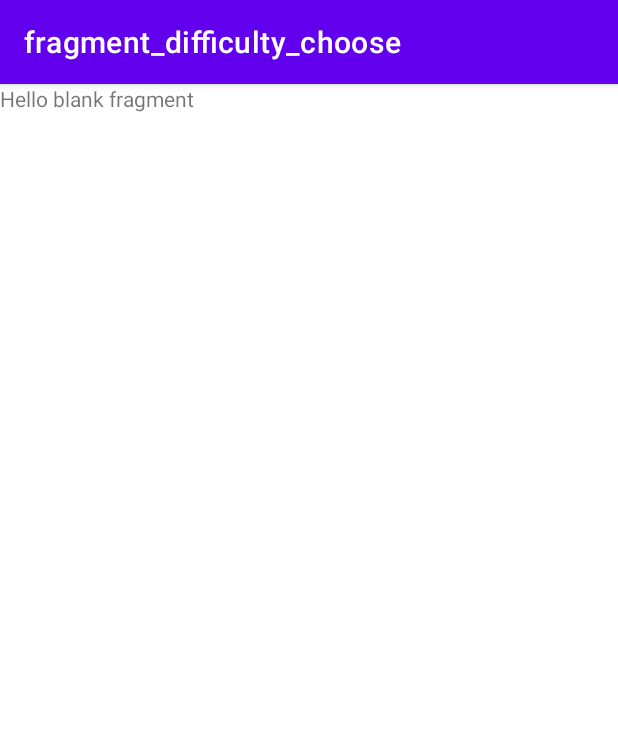
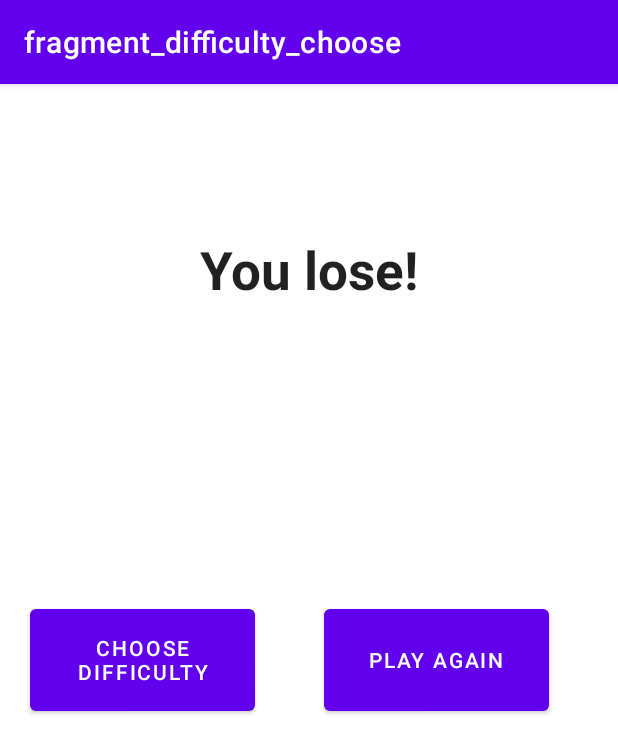
Before and after one commit to makelick/PALabs, an Android app: the fragment EndgameFragment placed in its activity, on a phone screen of 412 x 824 dp. Shown: the top 754 px of the screen. Run offline under Robolectric (Android 15) with nearby library versions, the phone set to English and light mode, and no system bars; our stand-ins replace navigation-ui; 1 statement that could not run was skipped.

Commit message:
movement for fox and implementation of navigation

```diff
--- a/lab6/app/src/main/java/com/example/lab6/ChessSquare.kt
+++ b/lab6/app/src/main/java/com/example/lab6/ChessSquare.kt
@@ -23,13 +23,11 @@ class ChessSquare(val x: Int, val y: Int, var piece: PieceType? = null) {
 
         val availableMoves : MutableList<ChessSquare> = mutableListOf()
         for (move in moves) {
-                if (board[move.x * 8 + move.y].piece == null && move.x >= 0 && move.x <= 7 && move.y >= 0 && move.y <= 7) {
+                if (move.x in 0..7 && move.y in 0..7 && board[move.x * 8 + move.y].piece == null) {
                     availableMoves.add(move)
                 }
             }
 
-        availableMoves.map { it.piece = PieceType.AVAILABLE_MOVE }
-
         return availableMoves
     }
 }
--- a/lab6/app/src/main/java/com/example/lab6/EndgameFragment.kt
+++ b/lab6/app/src/main/java/com/example/lab6/EndgameFragment.kt
@@ -5,55 +5,41 @@ import android.view.LayoutInflater
 import android.view.View
 import android.view.ViewGroup
 import androidx.fragment.app.Fragment
+import androidx.navigation.findNavController
+import com.example.lab6.databinding.FragmentEndgameBinding
 
-// TODO: Rename parameter arguments, choose names that match
-// the fragment initialization parameters, e.g. ARG_ITEM_NUMBER
-private const val ARG_PARAM1 = "param1"
-private const val ARG_PARAM2 = "param2"
 
-/**
- * A simple [Fragment] subclass.
- * Use the [EndgameFragment.newInstance] factory method to
- * create an instance of this fragment.
- */
 class EndgameFragment : Fragment() {
-    // TODO: Rename and change types of parameters
-    private var param1: String? = null
-    private var param2: String? = null
 
-    override fun onCreate(savedInstanceState: Bundle?) {
-        super.onCreate(savedInstanceState)
-        arguments?.let {
-            param1 = it.getString(ARG_PARAM1)
-            param2 = it.getString(ARG_PARAM2)
-        }
-    }
+    private lateinit var binding: FragmentEndgameBinding
 
     override fun onCreateView(
         inflater: LayoutInflater, container: ViewGroup?,
         savedInstanceState: Bundle?
-    ): View? {
-        // Inflate the layout for this fragment
-        return inflater.inflate(R.layout.fragment_endgame, container, false)
+    ): View {
+        binding = FragmentEndgameBinding.inflate(inflater, container, false)
+        return binding.root
     }
 
-    companion object {
-        /**
-         * Use this factory method to create a new instance of
-         * this fragment using the provided parameters.
-         *
-         * @param param1 Parameter 1.
-         * @param param2 Parameter 2.
-         * @return A new instance of fragment EndgameFragment.
-         */
-        // TODO: Rename and change types and number of parameters
-        @JvmStatic
-        fun newInstance(param1: String, param2: String) =
-            EndgameFragment().apply {
-                arguments = Bundle().apply {
-                    putString(ARG_PARAM1, param1)
-                    putString(ARG_PARAM2, param2)
-                }
-            }
+    override fun onViewCreated(view: View, savedInstanceState: Bundle?) {
+        super.onViewCreated(view, savedInstanceState)
+
+        val isWon = arguments?.getBoolean("isWon")
+        val difficulty = arguments?.getInt("difficulty")!!.toInt()
+
+        if (isWon == true) {
+            binding.endgameTitle.text = getString(R.string.win_title)
+        } else {
+            binding.endgameTitle.text = getString(R.string.lose_title)
+        }
+
+        binding.toStartButton.setOnClickListener {
+            val action = EndgameFragmentDirections.endgameToDifficulty()
+            binding.root.findNavController().navigate(action)
+        }
+        binding.toGameButton.setOnClickListener {
+            val action = EndgameFragmentDirections.endgameToGame(difficulty)
+            binding.root.findNavController().navigate(action)
+        }
     }
 }
--- a/lab6/app/src/main/java/com/example/lab6/GameFragment.kt
+++ b/lab6/app/src/main/java/com/example/lab6/GameFragment.kt
@@ -24,11 +24,11 @@ class GameFragment : Fragment() {
     override fun onViewCreated(view: View, savedInstanceState: Bundle?) {
         super.onViewCreated(view, savedInstanceState)
 
-        val difficulty = arguments?.getInt("difficulty")
+        val difficulty = arguments?.getInt("difficulty")!!
 
         val recyclerView = binding.boardRecyclerview
         val squares = createSquares()
-        val adapter = ChessBoardAdapter(squares)
+        val adapter = ChessBoardAdapter(squares, difficulty)
         recyclerView.adapter = adapter
 
         val gridLayoutManager = GridLayoutManager(requireContext(), 8)
--- a/lab6/app/src/main/res/layout/fragment_endgame.xml
+++ b/lab6/app/src/main/res/layout/fragment_endgame.xml
@@ -1,14 +1,45 @@
 <?xml version="1.0" encoding="utf-8"?>
-<FrameLayout xmlns:android="http://schemas.android.com/apk/res/android"
+<androidx.constraintlayout.widget.ConstraintLayout xmlns:android="http://schemas.android.com/apk/res/android"
     xmlns:tools="http://schemas.android.com/tools"
     android:layout_width="match_parent"
     android:layout_height="match_parent"
+    xmlns:app="http://schemas.android.com/apk/res-auto"
     tools:context=".EndgameFragment">
 
-    <!-- TODO: Update blank fragment layout -->
     <TextView
+        android:id="@+id/endgame_title"
         android:layout_width="match_parent"
-        android:layout_height="match_parent"
-        android:text="@string/hello_blank_fragment" />
+        android:layout_height="wrap_content"
+        android:layout_marginTop="@dimen/title_margin"
+        android:text="@string/win_title"
+        android:textAlignment="center"
+        android:textAppearance="@style/TextAppearance.AppCompat.Large"
+        android:textSize="35sp"
+        android:textStyle="bold"
+        app:layout_constraintStart_toStartOf="parent"
+        app:layout_constraintTop_toTopOf="parent" />
 
-</FrameLayout>
+    <Button
+        android:id="@+id/to_start_button"
+        android:layout_width="@dimen/endgame_button_width"
+        android:layout_height="@dimen/endgame_button_height"
+        android:layout_margin="@dimen/endgame_margin"
+        android:layout_marginTop="@dimen/title_margin"
+        android:text="@string/choose_title"
+        app:layout_constraintBottom_toBottomOf="parent"
+        app:layout_constraintStart_toStartOf="parent"
+        app:layout_constraintTop_toTopOf="parent" />
+
+    <Button
+        android:id="@+id/to_game_button"
+        android:layout_width="@dimen/endgame_button_width"
+        android:layout_height="@dimen/endgame_button_height"
+        android:layout_margin="@dimen/endgame_margin"
+        android:layout_marginTop="@dimen/title_margin"
+        android:text="@string/play_again"
+        app:layout_constraintBottom_toBottomOf="parent"
+        app:layout_constraintEnd_toEndOf="parent"
+        app:layout_constraintStart_toEndOf="@+id/to_start_button"
+        app:layout_constraintTop_toTopOf="parent" />
+
+</androidx.constraintlayout.widget.ConstraintLayout>
--- a/lab6/app/src/main/res/navigation/nav_graph.xml
+++ b/lab6/app/src/main/res/navigation/nav_graph.xml
@@ -40,5 +40,8 @@
         <argument
             android:name="isWon"
             app:argType="boolean" />
+        <argument
+            android:name="difficulty"
+            app:argType="integer" />
     </fragment>
 </navigation>
--- a/lab6/app/src/main/res/values/dimens.xml
+++ b/lab6/app/src/main/res/values/dimens.xml
@@ -2,6 +2,9 @@
 <resources>
     <dimen name="choose_button_height">75dp</dimen>
     <dimen name="choose_button_width">200dp</dimen>
+    <dimen name="endgame_button_height">80dp</dimen>
+    <dimen name="endgame_button_width">150dp</dimen>
+    <dimen name="endgame_margin">20dp</dimen>
     <dimen name="title_margin">100dp</dimen>
     <dimen name="choose_button_margin">75dp</dimen>
     <dimen name="figure_size">40dp</dimen>
--- a/lab6/app/src/main/res/values/strings.xml
+++ b/lab6/app/src/main/res/values/strings.xml
@@ -1,10 +1,10 @@
 <resources>
     <string name="app_name">lab6</string>
-    <!-- TODO: Remove or change this placeholder text -->
-    <string name="hello_blank_fragment">Hello blank fragment</string>
     <string name="choose_title">Choose difficulty</string>
     <string name="easy_difficulty">Easy</string>
     <string name="normal_difficulty">Normal</string>
     <string name="hard_difficulty">Hard</string>
-    <string name="coordinates">(%d, %d)</string>
+    <string name="win_title">You win!</string>
+    <string name="lose_title">You lose!</string>
+    <string name="play_again">Play again</string>
 </resources>
```
Also changed, not shown: lab6/app/src/main/java/com/example/lab6/ChessBoardAdapter.kt (+51 -2 lines).
